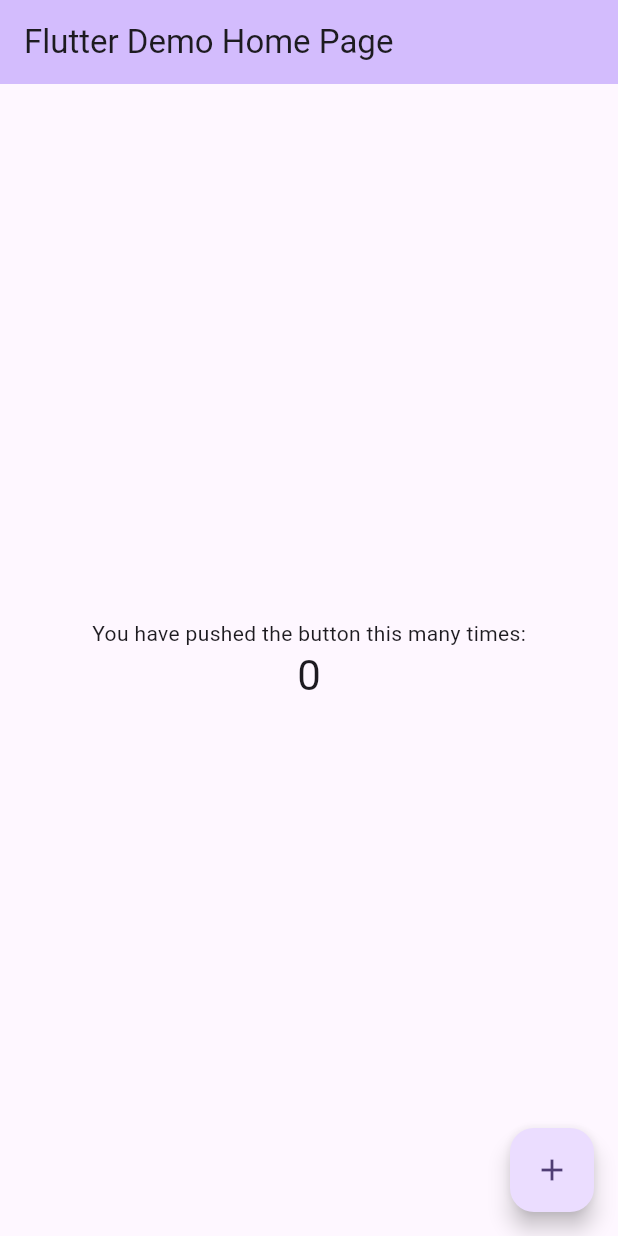
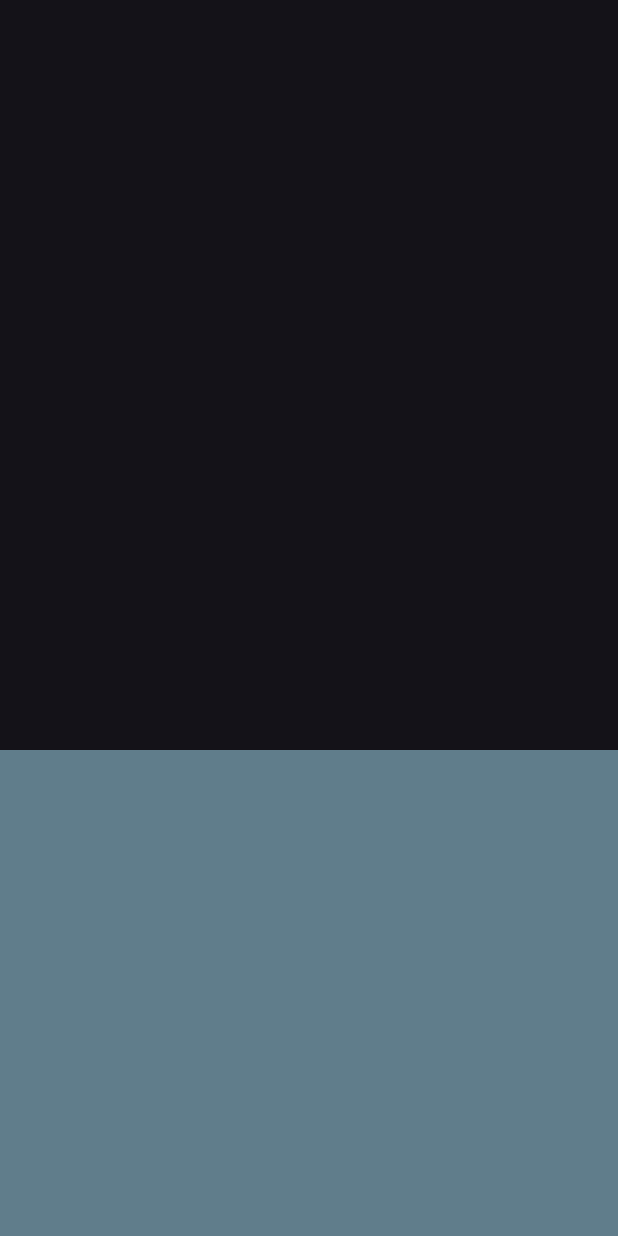
Before and after one commit to PugalendiArumugam/TravelWebApp, a Flutter app: the screen it shows after launch, on a phone screen of 412 x 824 dp. Run offline on Flutter 3.47's test engine with Material 3 defaults, Android fonts, the light colour scheme and no system bars.

Commit message:
format Home page

```diff
--- a/a_travel/lib/main.dart
+++ b/a_travel/lib/main.dart
@@ -1,3 +1,4 @@
+import 'package:a_travel/pages/home_page.dart';
 import 'package:flutter/material.dart';
 
 void main() {
@@ -11,112 +12,10 @@ class MyApp extends StatelessWidget {
   @override
   Widget build(BuildContext context) {
     return MaterialApp(
-      title: 'Flutter Demo',
-      theme: ThemeData(
-        // This is the theme of your application.
-        //
-        // TRY THIS: Try running your application with "flutter run". You'll see
-        // the application has a purple toolbar. Then, without quitting the app,
-        // try changing the seedColor in the colorScheme below to Colors.green
-        // and then invoke "hot reload" (save your changes or press the "hot
-        // reload" button in a Flutter-supported IDE, or press "r" if you used
-        // the command line to start the app).
-        //
-        // Notice that the counter didn't reset back to zero; the application
-        // state is not lost during the reload. To reset the state, use hot
-        // restart instead.
-        //
-        // This works for code too, not just values: Most code changes can be
-        // tested with just a hot reload.
-        colorScheme: ColorScheme.fromSeed(seedColor: Colors.deepPurple),
-      ),
-      home: const MyHomePage(title: 'Flutter Demo Home Page'),
+      debugShowCheckedModeBanner: false,
+      theme: ThemeData.dark(),
+      title: 'A1 Travel Company',
+      home: const HomePage(),
     );
   }
 }
-
-class MyHomePage extends StatefulWidget {
-  const MyHomePage({super.key, required this.title});
-
-  // This widget is the home page of your application. It is stateful, meaning
-  // that it has a State object (defined below) that contains fields that affect
-  // how it looks.
-
-  // This class is the configuration for the state. It holds the values (in this
-  // case the title) provided by the parent (in this case the App widget) and
-  // used by the build method of the State. Fields in a Widget subclass are
-  // always marked "final".
-
-  final String title;
-
-  @override
-  State<MyHomePage> createState() => _MyHomePageState();
-}
-
-class _MyHomePageState extends State<MyHomePage> {
-  int _counter = 0;
-
-  void _incrementCounter() {
-    setState(() {
-      // This call to setState tells the Flutter framework that something has
-      // changed in this State, which causes it to rerun the build method below
-      // so that the display can reflect the updated values. If we changed
-      // _counter without calling setState(), then the build method would not be
-      // called again, and so nothing would appear to happen.
-      _counter++;
-    });
-  }
-
-  @override
-  Widget build(BuildContext context) {
-    // This method is rerun every time setState is called, for instance as done
-    // by the _incrementCounter method above.
-    //
-    // The Flutter framework has been optimized to make rerunning build methods
-    // fast, so that you can just rebuild anything that needs updating rather
-    // than having to individually change instances of widgets.
-    return Scaffold(
-      appBar: AppBar(
-        // TRY THIS: Try changing the color here to a specific color (to
-        // Colors.amber, perhaps?) and trigger a hot reload to see the AppBar
-        // change color while the other colors stay the same.
-        backgroundColor: Theme.of(context).colorScheme.inversePrimary,
-        // Here we take the value from the MyHomePage object that was created by
-        // the App.build method, and use it to set our appbar title.
-        title: Text(widget.title),
-      ),
-      body: Center(
-        // Center is a layout widget. It takes a single child and positions it
-        // in the middle of the parent.
-        child: Column(
-          // Column is also a layout widget. It takes a list of children and
-          // arranges them vertically. By default, it sizes itself to fit its
-          // children horizontally, and tries to be as tall as its parent.
-          //
-          // Column has various properties to control how it sizes itself and
-          // how it positions its children. Here we use mainAxisAlignment to
-          // center the children vertically; the main axis here is the vertical
-          // axis because Columns are vertical (the cross axis would be
-          // horizontal).
-          //
-          // TRY THIS: Invoke "debug painting" (choose the "Toggle Debug Paint"
-          // action in the IDE, or press "p" in the console), to see the
-          // wireframe for each widget.
-          mainAxisAlignment: MainAxisAlignment.center,
-          children: <Widget>[
-            const Text('You have pushed the button this many times:'),
-            Text(
-              '$_counter',
-              style: Theme.of(context).textTheme.headlineMedium,
-            ),
-          ],
-        ),
-      ),
-      floatingActionButton: FloatingActionButton(
-        onPressed: _incrementCounter,
-        tooltip: 'Increment',
-        child: const Icon(Icons.add),
-      ), // This trailing comma makes auto-formatting nicer for build methods.
-    );
-  }
-}
--- /dev/null
+++ b/a_travel/lib/pages/home_page.dart
@@ -0,0 +1,37 @@
+import 'package:flutter/material.dart';
+
+class HomePage extends StatefulWidget {
+  const HomePage({super.key});
+
+  @override
+  State<HomePage> createState() => _MyWidgetState();
+}
+
+class _MyWidgetState extends State<HomePage> {
+  @override
+  Widget build(BuildContext context) {
+    return Scaffold(
+      body: ListView(
+        scrollDirection: Axis.vertical,
+        children: [
+          // main
+          Container(height: 500, width: double.maxFinite),
+          // skills
+          Container(
+            height: 500,
+            width: double.maxFinite,
+            color: Colors.blueGrey,
+          ),
+          // projects
+          Container(height: 500, width: double.maxFinite),
+          // contact
+          Container(
+            height: 500,
+            width: double.maxFinite,
+            color: Colors.blueGrey,
+          ),
+        ],
+      ),
+    );
+  }
+}
```
